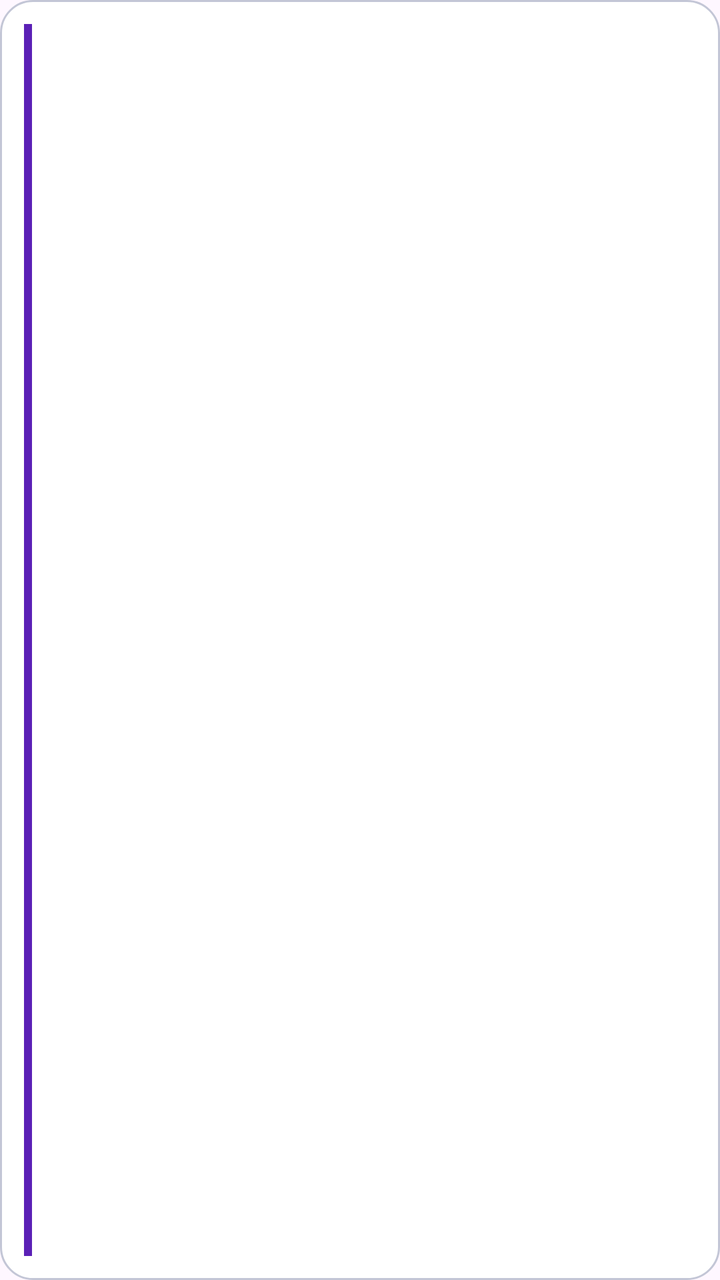
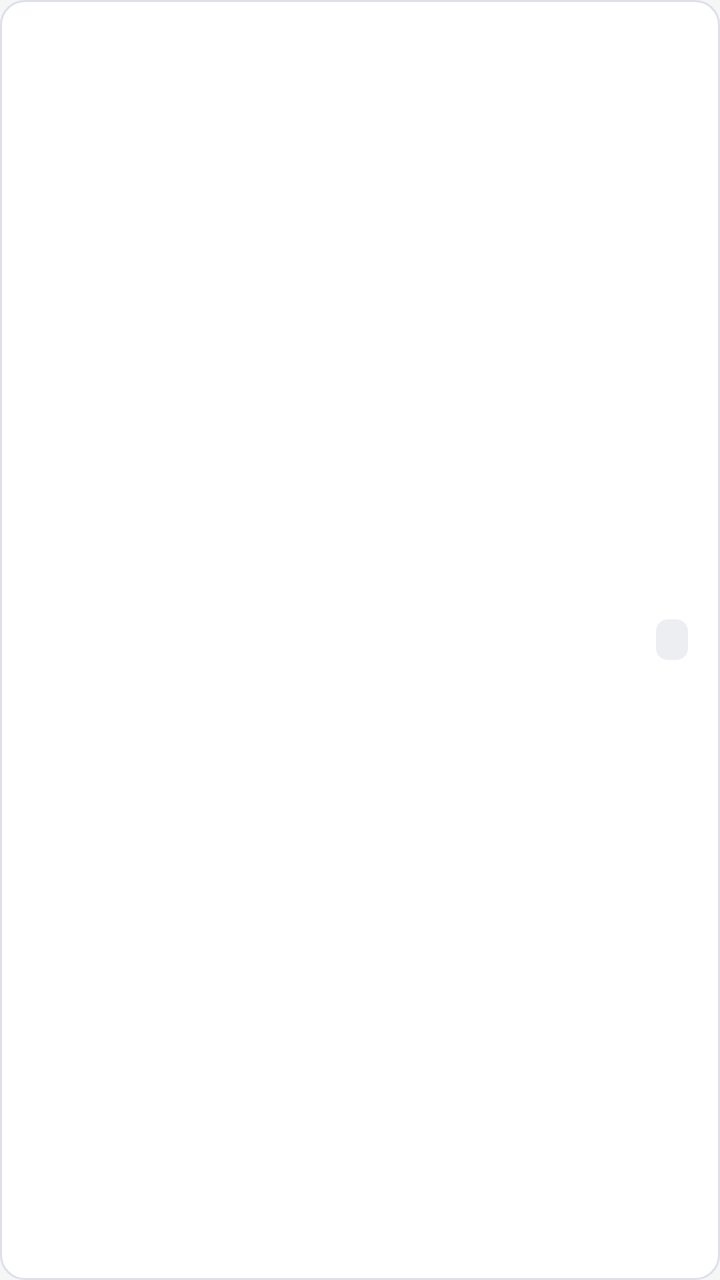

Screens rendered from an Android XML layout before and after an edit, with the pre-edit source and the edit as a unified diff.
<!-- AndroidManifest.xml: application theme Theme.Kstudy -->
<!-- res/layout/item_attendance_history.xml -->
<?xml version="1.0" encoding="utf-8"?>
<LinearLayout xmlns:android="http://schemas.android.com/apk/res/android"
    android:layout_width="match_parent"
    android:layout_height="wrap_content"
    android:layout_marginHorizontal="16dp"
    android:layout_marginVertical="6dp"
    android:background="@drawable/bg_card"
    android:gravity="center_vertical"
    android:orientation="horizontal"
    android:padding="12dp">

    <View
        android:id="@+id/historyIndicator"
        android:layout_width="4dp"
        android:layout_height="match_parent"
        android:layout_gravity="fill_vertical"
        android:background="@color/primary" />

    <LinearLayout
        android:layout_width="0dp"
        android:layout_height="wrap_content"
        android:layout_marginStart="12dp"
        android:layout_weight="1"
        android:orientation="vertical">

        <TextView
            android:id="@+id/tvHistoryDate"
            android:layout_width="wrap_content"
            android:layout_height="wrap_content"
            android:textColor="@color/black"
            android:textSize="15sp"
            android:textStyle="bold" />

        <TextView
            android:id="@+id/tvHistoryTime"
            android:layout_width="wrap_content"
            android:layout_height="wrap_content"
            android:layout_marginTop="2dp"
            android:textColor="@color/text_secondary"
            android:textSize="13sp" />
    </LinearLayout>

    <TextView
        android:id="@+id/tvHistoryStatus"
        android:layout_width="wrap_content"
        android:layout_height="wrap_content"
        android:paddingHorizontal="8dp"
        android:paddingVertical="4dp"
        android:textSize="14sp"
        android:textStyle="bold" />
</LinearLayout>
<!-- resources referenced by this layout -->
<resources>
  <color name="black">#FF000000</color>
  <color name="primary">#5B21B6</color>
  <color name="text_secondary">#434654</color>
  <!-- drawable bg_card (drawable) -->
  <?xml version="1.0" encoding="utf-8"?>
  <shape xmlns:android="http://schemas.android.com/apk/res/android"
      android:shape="rectangle">
      <solid android:color="@color/surface" />
      <corners android:radius="16dp" />
      <stroke
          android:width="1dp"
          android:color="@color/outline_variant" />
  </shape>
  <color name="outline_variant">#C3C6D6</color>
  <style name="Base.Theme.Kstudy" parent="Theme.Material3.Light.NoActionBar">
          
          <item name="colorPrimary">@color/primary</item>
          <item name="colorOnPrimary">@color/white</item>
      </style>
  <color name="white">#FFFFFFFF</color>
  <!-- unchanged entries left out for length: 2 -->
</resources>

<!-- the commit's change to res/layout/item_attendance_history.xml (unified diff, before → after) -->
@@ -1,25 +1,15 @@
 <?xml version="1.0" encoding="utf-8"?>
 <LinearLayout xmlns:android="http://schemas.android.com/apk/res/android"
+    style="@style/Widget.Kstudy.Card"
     android:layout_width="match_parent"
     android:layout_height="wrap_content"
-    android:layout_marginHorizontal="16dp"
-    android:layout_marginVertical="6dp"
-    android:background="@drawable/bg_card"
+    android:layout_marginBottom="8dp"
     android:gravity="center_vertical"
-    android:orientation="horizontal"
-    android:padding="12dp">
-
-    <View
-        android:id="@+id/historyIndicator"
-        android:layout_width="4dp"
-        android:layout_height="match_parent"
-        android:layout_gravity="fill_vertical"
-        android:background="@color/primary" />
+    android:orientation="horizontal">
 
     <LinearLayout
         android:layout_width="0dp"
         android:layout_height="wrap_content"
-        android:layout_marginStart="12dp"
         android:layout_weight="1"
         android:orientation="vertical">
 
@@ -27,25 +17,18 @@
             android:id="@+id/tvHistoryDate"
             android:layout_width="wrap_content"
             android:layout_height="wrap_content"
-            android:textColor="@color/black"
-            android:textSize="15sp"
-            android:textStyle="bold" />
+            android:textAppearance="@style/TextAppearance.Kstudy.Body.Strong" />
 
         <TextView
             android:id="@+id/tvHistoryTime"
             android:layout_width="wrap_content"
             android:layout_height="wrap_content"
             android:layout_marginTop="2dp"
-            android:textColor="@color/text_secondary"
-            android:textSize="13sp" />
+            android:textAppearance="@style/TextAppearance.Kstudy.Caption" />
     </LinearLayout>
 
     <TextView
         android:id="@+id/tvHistoryStatus"
-        android:layout_width="wrap_content"
-        android:layout_height="wrap_content"
-        android:paddingHorizontal="8dp"
-        android:paddingVertical="4dp"
-        android:textSize="14sp"
-        android:textStyle="bold" />
+        style="@style/Widget.Kstudy.StatusTag"
+        android:layout_marginStart="8dp" />
 </LinearLayout>
<!-- resource entries referenced after the edit -->
@@ -1,25 +1,157 @@
 <!-- resources referenced by this layout -->
 <resources>
-  <color name="black">#FF000000</color>
-  <color name="primary">#5B21B6</color>
-  <color name="text_secondary">#434654</color>
+  <style name="TextAppearance.Kstudy.Body.Strong">
+          <item name="android:fontFamily">sans-serif-medium</item>
+          <item name="fontFamily">sans-serif-medium</item>
+      </style>
+  <style name="TextAppearance.Kstudy.Caption" parent="TextAppearance.Material3.BodySmall">
+          <item name="android:textColor">?attr/colorOnSurfaceVariant</item>
+      </style>
+  <style name="Widget.Kstudy.Card" parent="">
+          <item name="android:background">@drawable/bg_card</item>
+          <item name="android:padding">16dp</item>
+          
+          <item name="android:clipToPadding">false</item>
+      </style>
+  <style name="Widget.Kstudy.StatusTag" parent="">
+          <item name="android:layout_width">wrap_content</item>
+          <item name="android:layout_height">wrap_content</item>
+          <item name="android:background">@drawable/bg_chip_status</item>
+          <item name="android:paddingStart">8dp</item>
+          <item name="android:paddingEnd">8dp</item>
+          <item name="android:paddingTop">2dp</item>
+          <item name="android:paddingBottom">2dp</item>
+          <item name="android:textAppearance">@style/TextAppearance.Kstudy.Label</item>
+      </style>
+  <color name="primary">#1F3A5F</color>
+  <color name="on_primary">#FFFFFF</color>
+  <color name="primary_container">#E2E9F3</color>
+  <color name="on_primary_container">#14263F</color>
+  <color name="primary_inverse">#A9C1E3</color>
+  <color name="secondary">#56606E</color>
+  <color name="secondary_container">#E7EAEF</color>
+  <color name="on_secondary_container">#1C2430</color>
+  <color name="background">#F5F6F8</color>
+  <color name="on_surface">#1B1D21</color>
+  <color name="text_secondary">#555B66</color>
+  <color name="surface_inverse">#2F3237</color>
+  <color name="on_surface_inverse">#F1F2F4</color>
+  <color name="surface_dim">#DCDEE3</color>
+  <color name="surface_container_low">#F5F6F8</color>
+  <color name="surface_container_high">#E4E7EC</color>
+  <color name="outline">#7A808C</color>
+  <color name="error">#B3261E</color>
+  <color name="error_container">#FBEAE8</color>
+  <color name="on_error_container">#5F1410</color>
+  <dimen name="radius_control">8dp</dimen>
+  <style name="Widget.Kstudy.Button" parent="Widget.Material3.Button">
+          <item name="shapeAppearanceOverlay">@style/ShapeAppearanceOverlay.Kstudy.Control</item>
+      </style>
+  <style name="Widget.Kstudy.Button.Outlined" parent="Widget.Material3.Button.OutlinedButton">
+          <item name="shapeAppearanceOverlay">@style/ShapeAppearanceOverlay.Kstudy.Control</item>
+      </style>
+  <style name="Widget.Kstudy.Button.Text" parent="Widget.Material3.Button.TextButton">
+          <item name="shapeAppearanceOverlay">@style/ShapeAppearanceOverlay.Kstudy.Control</item>
+          <item name="android:minWidth">56dp</item>
+      </style>
+  <style name="ThemeOverlay.Kstudy.MaterialAlertDialog" parent="ThemeOverlay.Material3.MaterialAlertDialog">
+          <item name="alertDialogStyle">@style/MaterialAlertDialog.Kstudy</item>
+          <item name="buttonBarPositiveButtonStyle">@style/Widget.Kstudy.Button.Text.Dialog</item>
+          <item name="buttonBarNegativeButtonStyle">@style/Widget.Kstudy.Button.Text.Dialog</item>
+          <item name="buttonBarNeutralButtonStyle">@style/Widget.Kstudy.Button.Text.Dialog.Flush</item>
+      </style>
+  <style name="ShapeAppearanceOverlay.Kstudy.Control" parent="">
+          <item name="cornerFamily">rounded</item>
+          <item name="cornerSize">@dimen/radius_control</item>
+      </style>
+  <style name="MaterialAlertDialog.Kstudy" parent="MaterialAlertDialog.Material3">
+          <item name="backgroundTint">?attr/colorSurface</item>
+      </style>
+  <style name="Widget.Kstudy.Button.Text.Dialog" parent="Widget.Material3.Button.TextButton.Dialog">
+          <item name="shapeAppearanceOverlay">@style/ShapeAppearanceOverlay.Kstudy.Control</item>
+      </style>
+  <style name="Widget.Kstudy.Button.Text.Dialog.Flush">
+          <item name="android:layout_marginStart">0dp</item>
+          <item name="android:layout_marginLeft">0dp</item>
+      </style>
   <!-- drawable bg_card (drawable) -->
   <?xml version="1.0" encoding="utf-8"?>
   <shape xmlns:android="http://schemas.android.com/apk/res/android"
       android:shape="rectangle">
       <solid android:color="@color/surface" />
-      <corners android:radius="16dp" />
+      <corners android:radius="@dimen/radius_container" />
       <stroke
           android:width="1dp"
           android:color="@color/outline_variant" />
   </shape>
-  <color name="outline_variant">#C3C6D6</color>
+  <!-- drawable bg_chip_status (drawable) -->
+  <?xml version="1.0" encoding="utf-8"?>
+  <shape xmlns:android="http://schemas.android.com/apk/res/android"
+      android:shape="rectangle">
+      <solid android:color="@color/surface_container" />
+      <corners android:radius="@dimen/radius_tag" />
+  </shape>
+  <style name="TextAppearance.Kstudy.Label" parent="TextAppearance.Material3.LabelMedium">
+          <item name="android:textColor">?attr/colorOnSurface</item>
+      </style>
+  <color name="outline_variant">#DDE0E6</color>
+  <color name="surface_container">#ECEEF2</color>
+  <dimen name="radius_tag">6dp</dimen>
   <style name="Base.Theme.Kstudy" parent="Theme.Material3.Light.NoActionBar">
           
           <item name="colorPrimary">@color/primary</item>
-          <item name="colorOnPrimary">@color/white</item>
+          <item name="colorOnPrimary">@color/on_primary</item>
+          <item name="colorPrimaryContainer">@color/primary_container</item>
+          <item name="colorOnPrimaryContainer">@color/on_primary_container</item>
+          <item name="colorPrimaryInverse">@color/primary_inverse</item>
+          <item name="colorSecondary">@color/secondary</item>
+          <item name="colorOnSecondary">@color/on_primary</item>
+          <item name="colorSecondaryContainer">@color/secondary_container</item>
+          <item name="colorOnSecondaryContainer">@color/on_secondary_container</item>
+          <item name="colorTertiary">@color/secondary</item>
+          <item name="colorOnTertiary">@color/on_primary</item>
+          <item name="colorTertiaryContainer">@color/secondary_container</item>
+          <item name="colorOnTertiaryContainer">@color/on_secondary_container</item>
+          <item name="android:colorBackground">@color/background</item>
+          <item name="colorOnBackground">@color/on_surface</item>
+          <item name="colorSurface">@color/surface</item>
+          <item name="colorOnSurface">@color/on_surface</item>
+          <item name="colorSurfaceVariant">@color/surface_container</item>
+          <item name="colorOnSurfaceVariant">@color/text_secondary</item>
+          <item name="colorSurfaceInverse">@color/surface_inverse</item>
+          <item name="colorOnSurfaceInverse">@color/on_surface_inverse</item>
+          <item name="colorSurfaceBright">@color/surface</item>
+          <item name="colorSurfaceDim">@color/surface_dim</item>
+          <item name="colorSurfaceContainerLowest">@color/surface</item>
+          <item name="colorSurfaceContainerLow">@color/surface_container_low</item>
+          <item name="colorSurfaceContainer">@color/surface_container</item>
+          <item name="colorSurfaceContainerHigh">@color/surface_container_high</item>
+          <item name="colorSurfaceContainerHighest">@color/surface_container_high</item>
+          <item name="colorOutline">@color/outline</item>
+          <item name="colorOutlineVariant">@color/outline_variant</item>
+          <item name="colorError">@color/error</item>
+          <item name="colorOnError">@color/on_primary</item>
+          <item name="colorErrorContainer">@color/error_container</item>
+          <item name="colorOnErrorContainer">@color/on_error_container</item>
+  
+          
+          <item name="elevationOverlayEnabled">false</item>
+  
+          
+          <item name="shapeCornerSizeExtraSmall">@dimen/radius_control</item>
+          <item name="shapeCornerSizeSmall">@dimen/radius_control</item>
+          <item name="shapeCornerSizeMedium">@dimen/radius_container</item>
+          <item name="shapeCornerSizeLarge">@dimen/radius_container</item>
+          <item name="shapeCornerSizeLargeIncreased">@dimen/radius_container</item>
+          <item name="shapeCornerSizeExtraLarge">@dimen/radius_container</item>
+          <item name="shapeCornerSizeExtraLargeIncreased">@dimen/radius_container</item>
+  
+          <item name="materialButtonStyle">@style/Widget.Kstudy.Button</item>
+          <item name="materialButtonOutlinedStyle">@style/Widget.Kstudy.Button.Outlined</item>
+          <item name="borderlessButtonStyle">@style/Widget.Kstudy.Button.Text</item>
+          <item name="materialAlertDialogTheme">@style/ThemeOverlay.Kstudy.MaterialAlertDialog</item>
       </style>
-  <color name="white">#FFFFFFFF</color>
+  <dimen name="radius_container">12dp</dimen>
   <!-- unchanged entries left out for length: 2 -->
 </resources>
 
